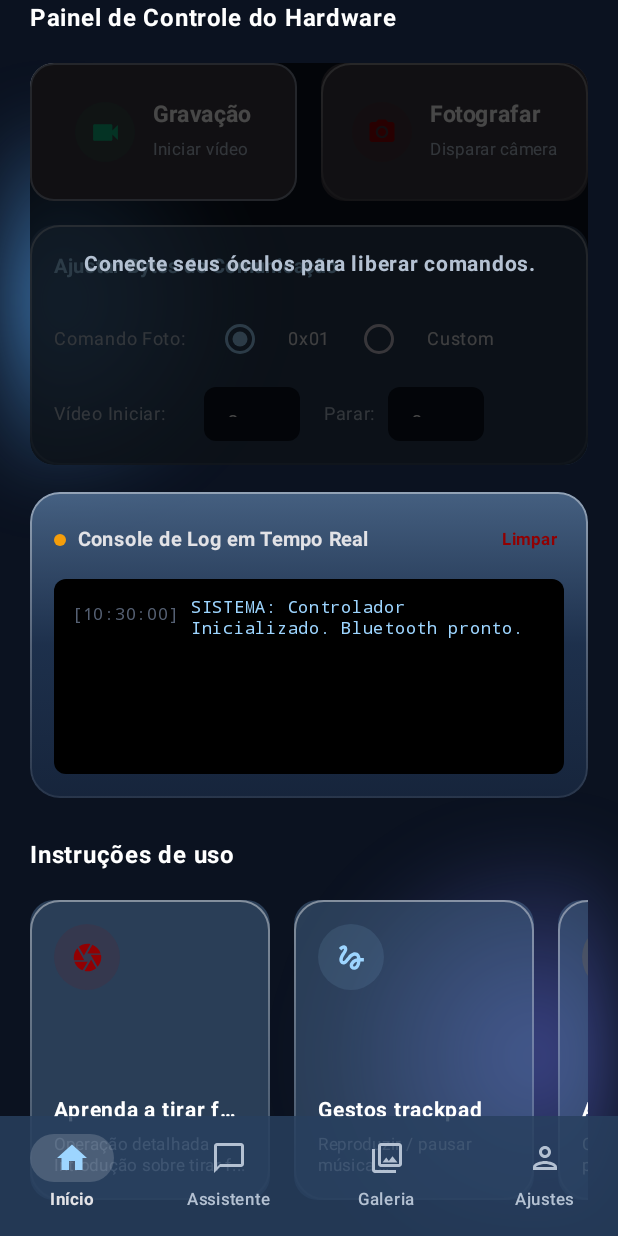
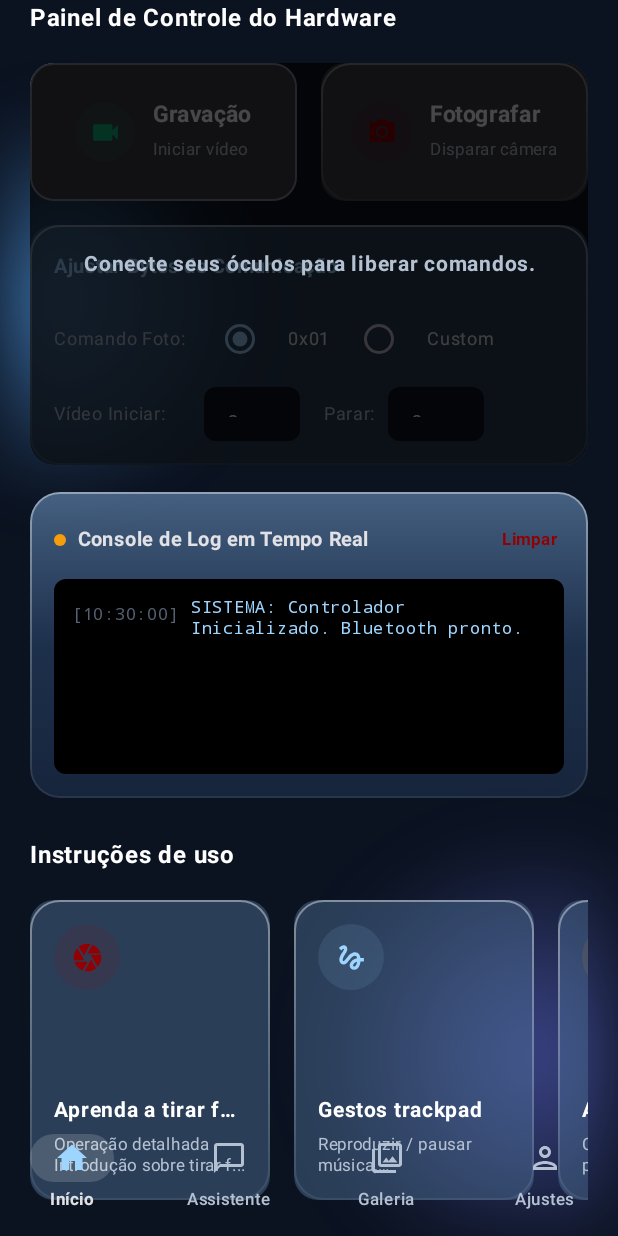
Before and after one commit to oficialtechify-stack/app-glass, an Android app built with Jetpack Compose: the screen it shows after launch (MainActivity), scrolled down 339 dp, on a phone screen of 412 x 824 dp. Run offline under Robolectric (Android 15) with nearby library versions, the light colour scheme and no system bars; our stand-ins replace Room's generated code; libraries missing offline, so code that uses them is left out: dev.chrisbanes.haze; pictures from the network do not load; 5 statements that could not run were skipped.

Commit message:
Make glass navigation optically transparent and capture content before insets

```diff
--- a/app/src/main/java/com/example/MainActivity.kt
+++ b/app/src/main/java/com/example/MainActivity.kt
@@ -187,7 +187,7 @@
     Scaffold(
         bottomBar = {
             NavigationBar(
-                containerColor = Color(0xD528405F),
+                containerColor = Color.Transparent,
                 tonalElevation = 0.dp,
                 modifier = Modifier
                     .hazeGlass(
@@ -232,9 +232,9 @@
     ) { innerPadding ->
         Box(
             modifier = Modifier
-                .fillMaxSize()
+                 .fillMaxSize()
+                .hazeSource(glassState)
                 .padding(innerPadding)
-                .hazeSource(glassState)
                 .background(
                     Brush.verticalGradient(
                         colors = listOf(Color(0xFF315B87), Color(0xFF172B48), Color(0xFF090D17))
```
